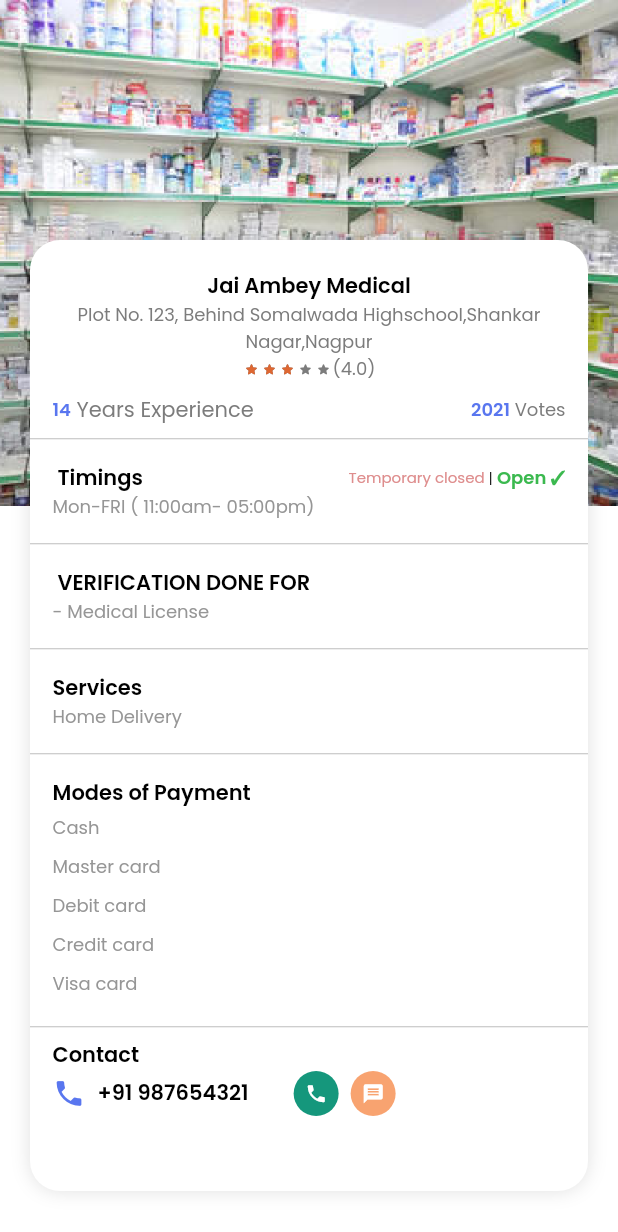
After one commit to codeforany/medicare_app_flutter, a Flutter app: the MedicalShopProfileScreen screen opened directly, on a phone screen of 412 x 824 dp. The commit adds this screen. Shown: the top 1232 px of the screen. Run offline on Flutter 3.47's test engine with Material 3 defaults, Android fonts, the light colour scheme and no system bars; drawn by our look-alikes of flutter_rating_stars; our stand-ins replace calendar_date_picker2, dotted_line, flutter_otp_text_field; missing offline and left inert: fl_country_code_picker.

Commit message:
medical shop profile screen

```diff
--- a/lib/screen/home/home_tab_screen.dart
+++ b/lib/screen/home/home_tab_screen.dart
@@ -6,6 +6,7 @@ import 'package:medicare/screen/home/category_filter_screen.dart';
 import 'package:medicare/screen/home/chat/chat_message_screen.dart';
 import 'package:medicare/screen/home/doctor_cell.dart';
 import 'package:medicare/screen/home/medical_shop/medical_shop_list_screen.dart';
+import 'package:medicare/screen/home/medical_shop/medical_shop_profile_screen.dart';
 import 'package:medicare/screen/home/shop_cell.dart';
 
 class HomeTabScreen extends StatefulWidget {
@@ -161,7 +162,9 @@ class _HomeTabScreenState extends State<HomeTabScreen> {
                   scrollDirection: Axis.horizontal,
                   itemBuilder: (context, index) {
                     return ShopCell(
-                        obj: nearShopArr[index], onPressed: () {});
+                        obj: nearShopArr[index], onPressed: () {
+                          context.push(const MedicalShopProfileScreen());
+                        });
                   },
                   separatorBuilder: (context, index) => const SizedBox(
                         width: 20,
--- /dev/null
+++ b/lib/screen/home/medical_shop/medical_shop_profile_screen.dart
@@ -0,0 +1,425 @@
+import 'package:flutter/material.dart';
+import 'package:flutter_rating_stars/flutter_rating_stars.dart';
+import 'package:medicare/common/color_extension.dart';
+import 'package:medicare/screen/home/appointment_booking_screen.dart';
+import 'package:medicare/screen/home/doctor_row.dart';
+
+class MedicalShopProfileScreen extends StatefulWidget {
+  const MedicalShopProfileScreen({super.key});
+
+  @override
+  State<MedicalShopProfileScreen> createState() =>
+      _MedicalShopProfileScreenState();
+}
+
+class _MedicalShopProfileScreenState extends State<MedicalShopProfileScreen> {
+  @override
+  Widget build(BuildContext context) {
+    return Scaffold(
+      backgroundColor: Colors.white,
+      body: Stack(
+        alignment: Alignment.topCenter,
+        children: [
+          Image.asset(
+            "assets/img/bms1.png",
+            width: context.width,
+          ),
+          Container(
+              width: double.maxFinite,
+              height: double.maxFinite,
+              margin: const EdgeInsets.only(
+                  left: 20, right: 20, top: 160, bottom: 30),
+              decoration: BoxDecoration(
+                  color: Colors.white,
+                  borderRadius: BorderRadius.circular(20),
+                  boxShadow: const [
+                    BoxShadow(color: Colors.black12, blurRadius: 10)
+                  ]),
+              child: SingleChildScrollView(
+                child: Padding(
+                  padding: const EdgeInsets.symmetric(vertical: 20),
+                  child: Column(
+                    crossAxisAlignment: CrossAxisAlignment.start,
+                    children: [
+                      const Row(
+                        mainAxisAlignment: MainAxisAlignment.center,
+                        children: [
+                          Text(
+                            "Jai Ambey Medical",
+                            style: TextStyle(
+                              color: Colors.black,
+                              fontSize: 14,
+                              fontWeight: FontWeight.w600,
+                            ),
+                          ),
+                        ],
+                      ),
+                      Row(
+                        mainAxisAlignment: MainAxisAlignment.center,
+                        children: [
+                          Expanded(
+                            child: Text(
+                              "Plot No. 123, Behind Somalwada Highschool,Shankar Nagar,Nagpur",
+                              textAlign: TextAlign.center,
+                              style: TextStyle(
+                                  color: TColor.secondaryText, fontSize: 12),
+                            ),
+                          ),
+                        ],
+                      ),
+                      Row(
+                        mainAxisAlignment: MainAxisAlignment.center,
+                        children: [
+                          IgnorePointer(
+                            ignoring: true,
+                            child: RatingStars(
+                              value: 3,
+                              onValueChanged: (v) {},
+                              starCount: 5,
+                              starSize: 10,
+                              valueLabelColor: const Color(0xff9b9b9b),
+                              valueLabelTextStyle: const TextStyle(
+                                  color: Colors.white,
+                                  fontWeight: FontWeight.w400,
+                                  fontStyle: FontStyle.normal,
+                                  fontSize: 12.0),
+                              valueLabelRadius: 0,
+                              maxValue: 5,
+                              starSpacing: 2,
+                              maxValueVisibility: true,
+                              valueLabelVisibility: false,
+                              animationDuration:
+                                  const Duration(milliseconds: 1000),
+                              valueLabelPadding: const EdgeInsets.symmetric(
+                                  vertical: 1, horizontal: 8),
+                              valueLabelMargin: const EdgeInsets.only(right: 8),
+                              starOffColor: const Color(0xff7c7c7c),
+                              starColor: const Color(0xffDE6732),
+                            ),
+                          ),
+                          Text(
+                            "(4.0)",
+                            maxLines: 2,
+                            style: TextStyle(
+                              color: TColor.secondaryText,
+                              fontSize: 12,
+                            ),
+                          )
+                        ],
+                      ),
+                      Padding(
+                        padding: const EdgeInsets.symmetric(
+                            vertical: 8, horizontal: 15),
+                        child: Column(
+                          crossAxisAlignment: CrossAxisAlignment.start,
+                          children: [
+                            Row(
+                              children: [
+                                Text(
+                                  "14",
+                                  style: TextStyle(
+                                    color: TColor.primary,
+                                    fontSize: 12,
+                                    fontWeight: FontWeight.w600,
+                                  ),
+                                ),
+                                Expanded(
+                                  child: Text(
+                                    " Years Experience",
+                                    style: TextStyle(
+                                      color: TColor.secondaryText,
+                                      fontSize: 14,
+                                    ),
+                                  ),
+                                ),
+                                Text(
+                                  "2021",
+                                  style: TextStyle(
+                                    color: TColor.primary,
+                                    fontSize: 12,
+                                    fontWeight: FontWeight.w600,
+                                  ),
+                                ),
+                                Text(
+                                  " Votes",
+                                  style: TextStyle(
+                                    color: TColor.secondaryText,
+                                    fontSize: 12,
+                                  ),
+                                ),
+                              ],
+                            ),
+                          ],
+                        ),
+                      ),
+                      const Divider(
+                        color: Colors.black26,
+                        height: 1,
+                      ),
+                      Padding(
+                        padding: const EdgeInsets.symmetric(
+                            vertical: 15, horizontal: 15),
+                        child: Column(
+                          crossAxisAlignment: CrossAxisAlignment.start,
+                          children: [
+                            Row(
+                              children: [
+                                Expanded(
+                                  child: Text(
+                                    " Timings",
+                                    style: TextStyle(
+                                      color: Colors.black,
+                                      fontSize: 14,
+                                      fontWeight: FontWeight.w600,
+                                    ),
+                                  ),
+                                ),
+                                Text(
+                                  "Temporary closed",
+                                  style: TextStyle(
+                                    color: Color(0xffDE8D8D),
+                                    fontSize: 10,
+                                  ),
+                                ),
+                                Text(
+                                  " | ",
+                                  style: TextStyle(
+                                    fontSize: 10,
+                                  ),
+                                ),
+                                Text(
+                                  "Open ✓",
+                                  style: TextStyle(
+                                    color: Color(0xff3BB94F),
+                                    fontSize: 12,
+                                    fontWeight: FontWeight.w600,
+                                  ),
+                                ),
+                              ],
+                            ),
+                            Text(
+                              "Mon-FRI ( 11:00am- 05:00pm)",
+                              style: TextStyle(
+                                color: TColor.unselect,
+                                fontSize: 12,
+                              ),
+                            ),
+                          ],
+                        ),
+                      ),
+                      const Divider(
+                        color: Colors.black26,
+                        height: 1,
+                      ),
+                      Padding(
+                        padding: const EdgeInsets.symmetric(
+                            vertical: 15, horizontal: 15),
+                        child: Column(
+                          crossAxisAlignment: CrossAxisAlignment.start,
+                          children: [
+                            const Text(
+                              " VERIFICATION DONE FOR",
+                              style: TextStyle(
+                                color: Colors.black,
+                                fontSize: 14,
+                                fontWeight: FontWeight.w600,
+                              ),
+                            ),
+                            Text(
+                              "- Medical License",
+                              style: TextStyle(
+                                color: TColor.unselect,
+                                fontSize: 12,
+                              ),
+                            ),
+                          ],
+                        ),
+                      ),
+                      const Divider(
+                        color: Colors.black26,
+                        height: 1,
+                      ),
+                      Padding(
+                        padding: const EdgeInsets.symmetric(
+                            vertical: 15, horizontal: 15),
+                        child: Column(
+                          crossAxisAlignment: CrossAxisAlignment.start,
+                          children: [
+                            const Text(
+                              "Services",
+                              style: TextStyle(
+                                color: Colors.black,
+                                fontSize: 14,
+                                fontWeight: FontWeight.w600,
+                              ),
+                            ),
+                            Text(
+                              "Home Delivery",
+                              style: TextStyle(
+                                color: TColor.unselect,
+                                fontSize: 12,
+                              ),
+                            ),
+                          ],
+                        ),
+                      ),
+                      const Divider(
+                        color: Colors.black26,
+                        height: 1,
+                      ),
+                      Padding(
+                        padding: const EdgeInsets.symmetric(
+                            vertical: 15, horizontal: 15),
+                        child: Column(
+                          crossAxisAlignment: CrossAxisAlignment.start,
+                          children: [
+                            const Text(
+                              "Modes of Payment",
+                              style: TextStyle(
+                                color: Colors.black,
+                                fontSize: 14,
+                                fontWeight: FontWeight.w600,
+                              ),
+                            ),
+                            Padding(
+                              padding: const EdgeInsets.symmetric(vertical: 4),
+                              child: Text(
+                                "Cash",
+                                style: TextStyle(
+                                  color: TColor.unselect,
+                                  fontSize: 12,
+                                ),
+                              ),
+                            ),
+                            Padding(
+                              padding: const EdgeInsets.symmetric(vertical: 4),
+                              child: Text(
+                                "Master card",
+                                style: TextStyle(
+                                  color: TColor.unselect,
+                                  fontSize: 12,
+                                ),
+                              ),
+                            ),
+                            Padding(
+                              padding: const EdgeInsets.symmetric(vertical: 4),
+                              child: Text(
+                                "Debit card",
+                                style: TextStyle(
+                                  color: TColor.unselect,
+                                  fontSize: 12,
+                                ),
+                              ),
+                            ),
+                            Padding(
+                              padding: const EdgeInsets.symmetric(vertical: 4),
+                              child: Text(
+                                "Credit card",
+                                style: TextStyle(
+                                  color: TColor.unselect,
+                                  fontSize: 12,
+                                ),
+                              ),
+                            ),
+                            Padding(
+                              padding: const EdgeInsets.symmetric(vertical: 4),
+                              child: Text(
+                                "Visa card",
+                                style: TextStyle(
+                                  color: TColor.unselect,
+                                  fontSize: 12,
+                                ),
+                              ),
+                            ),
+                          ],
+                        ),
+                      ),
+                      const Divider(
+                        color: Colors.black26,
+                        height: 1,
+                      ),
+                      Padding(
+                        padding: const EdgeInsets.symmetric(
+                            vertical: 8, horizontal: 15),
+                        child: Column(
+                          crossAxisAlignment: CrossAxisAlignment.start,
+                          children: [
+                            const Text(
+                              "Contact",
+                              style: TextStyle(
+                                color: Colors.black,
+                                fontSize: 14,
+                                fontWeight: FontWeight.w600,
+                              ),
+                            ),
+                            Row(
+                              crossAxisAlignment: CrossAxisAlignment.center,
+                              children: [
+                                Icon(
+                                  Icons.phone,
+                                  size: 22,
+                                  color: TColor.primary,
+                                ),
+                                const SizedBox(
+                                  width: 8,
+                                ),
+                                const Text(
+                                  "+91 987654321",
+                                  style: TextStyle(
+                                    color: Colors.black,
+                                    fontSize: 14,
+                                    fontWeight: FontWeight.w600,
+                                  ),
+                                ),
+                                const SizedBox(
+                                  width: 30,
+                                ),
+                                InkWell(
+                                  onTap: () {},
+                                  child: Container(
+                                    width: 30,
+                                    height: 30,
+                                    decoration: BoxDecoration(
+                                        color: TColor.green,
+                                        borderRadius:
+                                            BorderRadius.circular(15)),
+                                    child: const Icon(
+                                      Icons.phone,
+                                      color: Colors.white,
+                                      size: 15,
+                                    ),
+                                  ),
+                                ),
+                                const SizedBox(
+                                  width: 8,
+                                ),
+                                InkWell(
+                                  onTap: () {},
+                                  child: Container(
+                                    width: 30,
+                                    height: 30,
+                                    decoration: BoxDecoration(
+                                        color: const Color(0xffF8A370),
+                                        borderRadius:
+                                            BorderRadius.circular(15)),
+                                    child: const Icon(
+                                      Icons.message,
+                                      color: Colors.white,
+                                      size: 15,
+                                    ),
+                                  ),
+                                )
+                              ],
+                            ),
+                          ],
+                        ),
+                      ),
+                    ],
+                  ),
+                ),
+              )),
+        ],
+      ),
+    );
+  }
+}
```
Also changed, not shown: assets/img/bms1.png (added).
